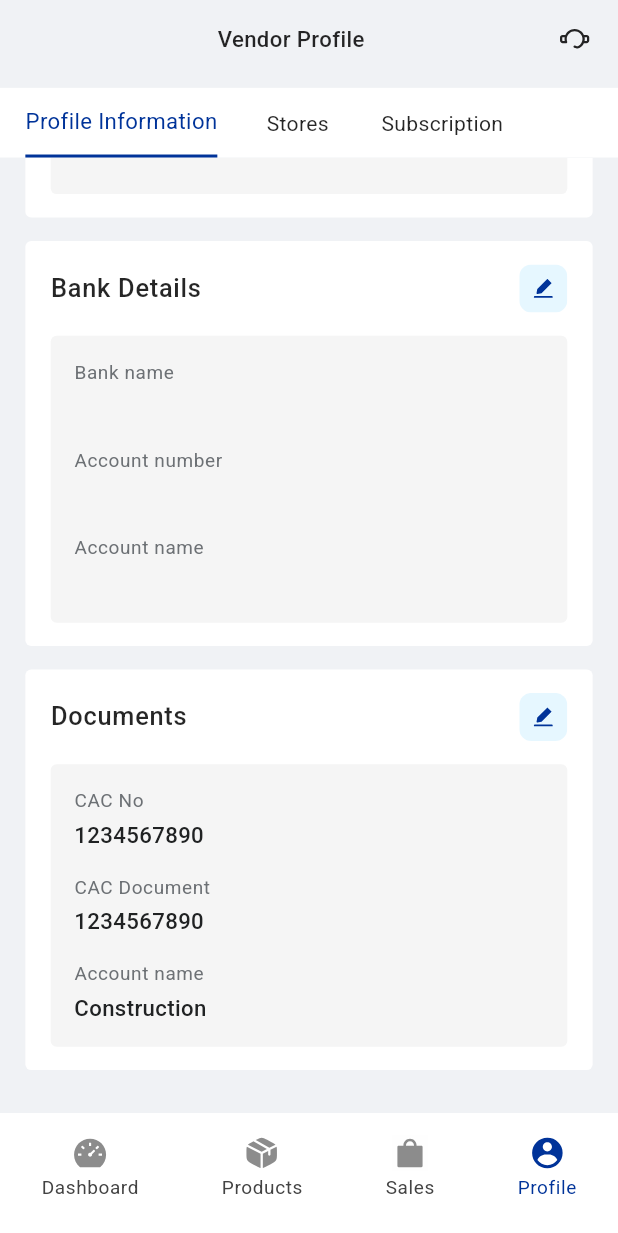
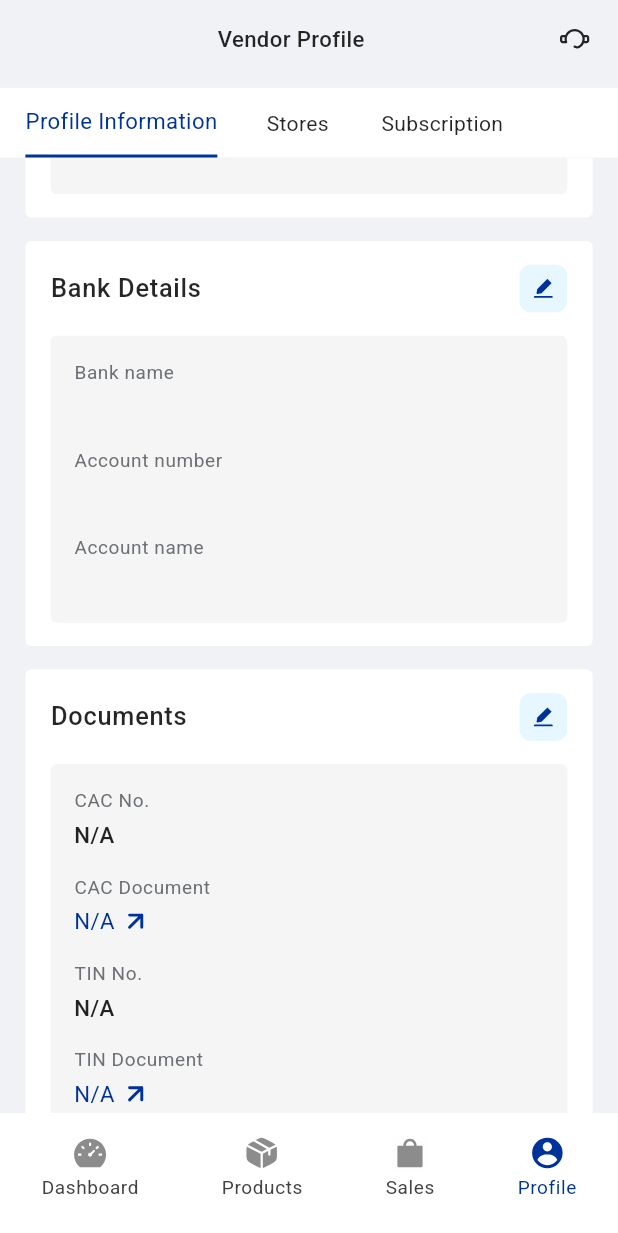
Before and after one commit to sbscphp/builderskonect-pos-mobile, a Flutter app: the BottomNavScreen screen opened by its route, item 4 of the bottom bar chosen, scrolled down 854 dp, on a phone screen of 412 x 824 dp. Shown: the top 1233 px of the screen. Run offline on Flutter 3.47's test engine with Material 3 defaults, Android fonts, the phone set to English and light mode, and no system bars; our stand-ins replace another_flushbar, cached_network_image, currency_text_input_formatter, dio, file_picker, flutter_dotenv and 13 more; accounts and stored records are empty; network calls fail.

Commit message:
feat(documents): add document viewer screen with file type support
- Implement document viewer screen to display PDFs, images, and documents
- Add file type detection and appropriate viewing methods
- Include document viewer arguments and route configuration
- Update profile information tab to support document viewing
- Add new SVG icon for document links

```diff
--- a/lib/core/args/args.dart
+++ b/lib/core/args/args.dart
@@ -1,4 +1,5 @@
 export 'dash_arg.dart';
+export 'document_viewer_arg.dart';
 export 'forgot_arg.dart';
 export 'modal_confirmation_arg.dart';
 export 'plan_feature_arg.dart';
--- /dev/null
+++ b/lib/core/args/document_viewer_arg.dart
@@ -0,0 +1,13 @@
+class DocumentViewerArg {
+  final String? appBarText;
+  final String fileUrl;
+  final String? fileName;
+  final Function()? onBackPress;
+
+  DocumentViewerArg({
+    this.appBarText,
+    required this.fileUrl,
+    this.fileName,
+    this.onBackPress,
+  });
+}
--- a/lib/core/routes/app_router.dart
+++ b/lib/core/routes/app_router.dart
@@ -321,6 +321,16 @@ class AppRouter {
         }
         return errorScreen(settings);
 
+      // Documents
+      case RoutePath.documentViewerScreen:
+        if (args is DocumentViewerArg) {
+          return TransitionUtils.buildTransition(
+            DocumentViewerScreen(arg: args),
+            settings,
+          );
+        }
+        return errorScreen(settings);
+
       default:
         return errorScreen(settings);
     }
--- a/lib/core/routes/route_path.dart
+++ b/lib/core/routes/route_path.dart
@@ -70,4 +70,7 @@ class RoutePath {
 
   // Webview
   static const customWebviewScreen = '/customWebviewScreen';
+
+  // Documents
+  static const documentViewerScreen = '/documentViewerScreen';
 }
--- a/lib/core/themes/app_svgs.dart
+++ b/lib/core/themes/app_svgs.dart
@@ -58,4 +58,6 @@ class AppSvgs {
   static const String plus = "$svgIcon/plus.svg";
   static const String trash = "$svgIcon/trash.svg";
   static const String trashOutline = "$svgIcon/trashOutline.svg";
+
+  static const String arrowUpRight = "$svgIcon/arrowUpRight.svg";
 }
--- a/lib/core/utils/app_utils.dart
+++ b/lib/core/utils/app_utils.dart
@@ -170,6 +170,27 @@ class AppUtils {
     return firstInitial + lastInitial;
   }
 
+  static String getDisplayFileName(String? fileUrl) {
+    if (fileUrl == null || fileUrl == "N/A") {
+      return "N/A";
+    }
+
+    final extension = fileUrl.split('.').last.toLowerCase();
+
+    // Check if it's an image
+    if (['jpg', 'jpeg', 'png', 'gif', 'bmp', 'webp'].contains(extension)) {
+      return "image.$extension";
+    }
+
+    // Check if it's a PDF or document
+    if (['pdf', 'doc', 'docx'].contains(extension)) {
+      return "document.$extension";
+    }
+
+    // Default case - return original filename
+    return fileUrl.split('/').last;
+  }
+
   launchPhone(String phoneNumber) async {
     final Uri phoneUri = Uri(
       scheme: 'tel',
--- a/lib/ui/components/profile/profile_col_text.dart
+++ b/lib/ui/components/profile/profile_col_text.dart
@@ -4,12 +4,14 @@ class ProfileColText extends StatelessWidget {
   const ProfileColText({
     super.key,
     required this.title,
-    required this.subTitle,
+    this.subTitle,
+    this.subTitleWidget,
     this.onCopy,
   });
 
   final String title;
-  final String subTitle;
+  final String? subTitle;
+  final Widget? subTitleWidget;
   final Function()? onCopy;
 
   @override
@@ -38,8 +40,9 @@ class ProfileColText extends StatelessWidget {
                 ),
               ),
             Expanded(
-              child: Text(
-                subTitle,
+              child: subTitleWidget ??
+                  Text(
+                    subTitle ?? '',
                     maxLines: 2,
                     overflow: TextOverflow.ellipsis,
                     style: textTheme.text14?.medium.copyWith(
--- a/lib/ui/components/profile/tabs/profile_infomation_tab.dart
+++ b/lib/ui/components/profile/tabs/profile_infomation_tab.dart
@@ -293,18 +293,88 @@ class _ProfileInformationTabState extends ConsumerState<ProfileInformationTab> {
                         crossAxisAlignment: CrossAxisAlignment.start,
                         children: [
                           ProfileColText(
-                            title: "CAC No",
-                            subTitle: "1234567890",
+                            title: "CAC No.",
+                            subTitle: profileVm.vendorProfile?.documents?.cac
+                                    ?.identifier ??
+                                "N/A",
                           ),
                           YBox(16),
                           ProfileColText(
                             title: "CAC Document",
-                            subTitle: "1234567890",
+                            subTitleWidget: _BuildDocRowText(
+                              fileUrl:
+                                  profileVm.vendorProfile?.documents?.cac?.file,
+                              onTap: () {
+                                final fileUrl = profileVm
+                                    .vendorProfile?.documents?.cac?.file;
+                                if (fileUrl != null && fileUrl != "N/A") {
+                                  Navigator.pushNamed(
+                                    context,
+                                    RoutePath.documentViewerScreen,
+                                    arguments: DocumentViewerArg(
+                                      appBarText: "CAC Document",
+                                      fileUrl: fileUrl,
+                                      fileName: "CAC Document",
+                                    ),
+                                  );
+                                }
+                              },
+                            ),
                           ),
                           YBox(16),
                           ProfileColText(
-                            title: "Account name",
-                            subTitle: "Construction",
+                            title: "TIN No.",
+                            subTitle: profileVm.vendorProfile?.documents?.cac
+                                    ?.identifier ??
+                                "N/A",
+                          ),
+                          YBox(16),
+                          ProfileColText(
+                            title: "TIN Document",
+                            subTitleWidget: _BuildDocRowText(
+                              fileUrl:
+                                  profileVm.vendorProfile?.documents?.tin?.file,
+                              onTap: () {
+                                final fileUrl = profileVm
+                                    .vendorProfile?.documents?.tin?.file;
+                                if (fileUrl != null && fileUrl != "N/A") {
+                                  Navigator.pushNamed(
+                                    context,
+                                    RoutePath.documentViewerScreen,
+                                    arguments: DocumentViewerArg(
+                                      appBarText: "TIN Document",
+                                      fileUrl: fileUrl,
+                                      fileName: "TIN Document",
+                                    ),
+                                  );
+                                }
+                              },
+                            ),
+                          ),
+                          YBox(16),
+                          ProfileColText(
+                            title: "Proof of address",
+                            subTitleWidget: _BuildDocRowText(
+                              fileUrl: profileVm
+                                  .vendorProfile?.documents?.proofOfAddress
+                                  ?.toString(),
+                              onTap: () {
+                                final fileUrl = profileVm
+                                    .vendorProfile?.documents?.proofOfAddress
+                                    ?.toString();
+                                if (fileUrl != null && fileUrl != "N/A") {
+                                  Navigator.pushNamed(
+                                    context,
+                                    RoutePath.documentViewerScreen,
+                                    arguments: DocumentViewerArg(
+                                      appBarText: "Proof of Address",
+                                      fileUrl: fileUrl,
+                                      fileName: "Proof of Address",
+                                    ),
+                                  );
+                                }
+                              },
+                            ),
                           ),
                         ],
                       ),
@@ -317,3 +387,39 @@ class _ProfileInformationTabState extends ConsumerState<ProfileInformationTab> {
         });
   }
 }
+
+class _BuildDocRowText extends StatelessWidget {
+  const _BuildDocRowText({
+    this.fileUrl,
+    this.onTap,
+  });
+
+  final String? fileUrl;
+  final VoidCallback? onTap;
+
+  @override
+  Widget build(BuildContext context) {
+    final textTheme = Theme.of(context).textTheme;
+    final colorScheme = Theme.of(context).colorScheme;
+    return InkWell(
+      onTap: onTap,
+      child: Row(
+        children: [
+          Text(
+            AppUtils.getDisplayFileName(fileUrl),
+            maxLines: 2,
+            overflow: TextOverflow.ellipsis,
+            style: textTheme.text14?.copyWith(
+              color: colorScheme.primaryColor,
+            ),
+          ),
+          XBox(4),
+          SvgPicture.asset(
+            AppSvgs.arrowUpRight,
+            height: Sizer.height(20),
+          ),
+        ],
+      ),
+    );
+  }
+}
--- /dev/null
+++ b/lib/ui/screens/documents/documents.dart
@@ -0,0 +1 @@
+export 'document_viewer_screen.dart';
--- a/lib/ui/screens/screens.dart
+++ b/lib/ui/screens/screens.dart
@@ -3,6 +3,7 @@ export 'auth/auth.dart';
 export 'bottom_nav_screen.dart';
 export 'customers/customers.dart';
 export 'discount/discount.dart';
+export 'documents/documents.dart';
 export 'module/module.dart';
 export 'more/more.dart';
 export 'notifications/notifications.dart';
--- a/pubspec.yaml
+++ b/pubspec.yaml
@@ -61,6 +61,7 @@ dependencies:
   url_launcher: ^6.3.2
   file_picker: ^10.2.0
   path_provider: ^2.1.5
+  path: ^1.9.0
 
 dev_dependencies:
   flutter_test:
```
Also changed, not shown: lib/ui/screens/documents/document_viewer_screen.dart (added, +197 -0 lines), assets/svgs/arrowUpRight.svg (added), pubspec.lock. Lines whose indentation alone changed are shown as unchanged.
